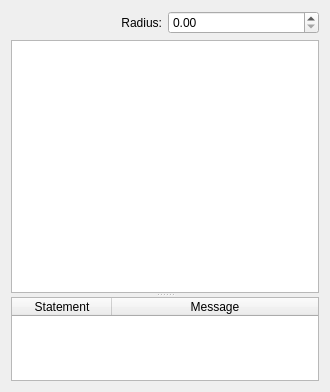
First picture: the form in krita/plugins/paintops/lindenmayer/wdglindenmayeroptions.ui, repository KDE/calligra, before the edit.
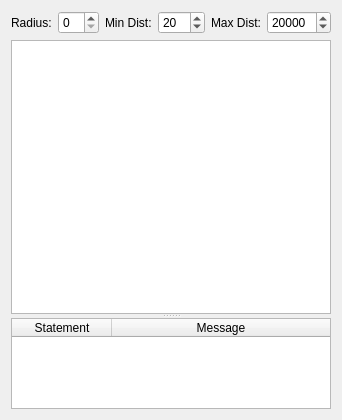
Second picture: the form after the edit.

Patch:
```diff
--- a/krita/plugins/paintops/lindenmayer/wdglindenmayeroptions.ui
+++ b/krita/plugins/paintops/lindenmayer/wdglindenmayeroptions.ui
@@ -6,8 +6,8 @@
    <rect>
     <x>0</x>
     <y>0</y>
-    <width>330</width>
-    <height>392</height>
+    <width>342</width>
+    <height>420</height>
    </rect>
   </property>
   <property name="sizePolicy">
@@ -30,13 +30,53 @@
        <property name="text">
         <string>Radius:</string>
        </property>
-       <property name="alignment">
-        <set>Qt::AlignRight|Qt::AlignTrailing|Qt::AlignVCenter</set>
+      </widget>
+     </item>
+     <item>
+      <widget class="QSpinBox" name="radiusSpinBox"/>
+     </item>
+     <item>
+      <widget class="QLabel" name="label_2">
+       <property name="text">
+        <string>Min Dist:</string>
        </property>
       </widget>
      </item>
      <item>
-      <widget class="QDoubleSpinBox" name="radiusSpinBox"/>
+      <widget class="QSpinBox" name="minDistSpinBox">
+       <property name="minimum">
+        <number>1</number>
+       </property>
+       <property name="maximum">
+        <number>500</number>
+       </property>
+       <property name="value">
+        <number>20</number>
+       </property>
+      </widget>
+     </item>
+     <item>
+      <widget class="QLabel" name="label_3">
+       <property name="text">
+        <string>Max Dist:</string>
+       </property>
+      </widget>
+     </item>
+     <item>
+      <widget class="QSpinBox" name="maxDistSpinBox">
+       <property name="minimum">
+        <number>1000</number>
+       </property>
+       <property name="maximum">
+        <number>100000</number>
+       </property>
+       <property name="singleStep">
+        <number>500</number>
+       </property>
+       <property name="value">
+        <number>20000</number>
+       </property>
+      </widget>
      </item>
     </layout>
    </item>
```
